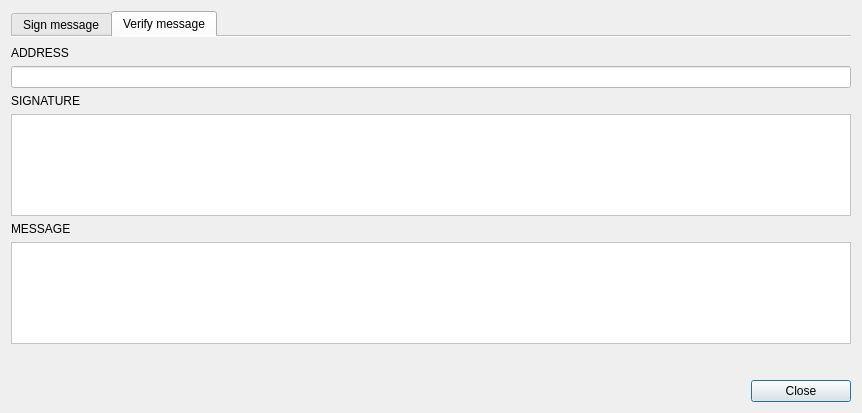
Old version of the form src/Gui/Common/SignMessageDialog.ui in the repository Karbovanets/Karbo-GUI.
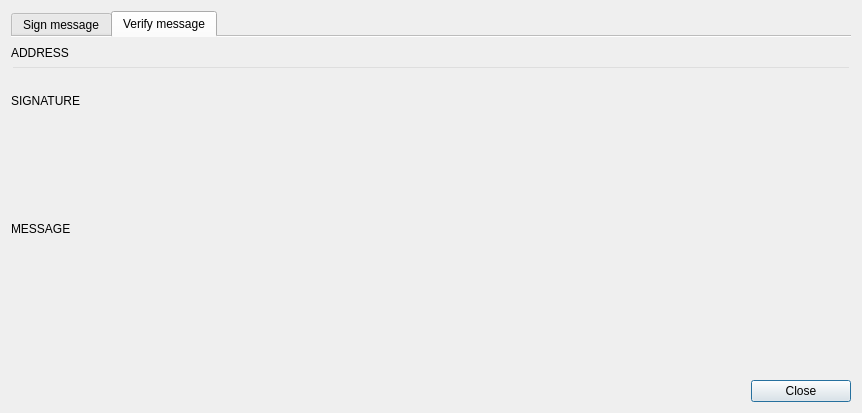
New version of the form. Icons and pictures are not drawn. Custom widgets are drawn as their Qt base class.

Diff of the .ui file:
```diff
--- a/src/Gui/Common/SignMessageDialog.ui
+++ b/src/Gui/Common/SignMessageDialog.ui
@@ -213,9 +213,6 @@
          </item>
          <item>
           <widget class="QLineEdit" name="m_addressEdit">
-           <property name="styleSheet">
-            <string notr="true">background-color: white;</string>
-           </property>
           </widget>
          </item>
          <item>
@@ -233,9 +230,6 @@
              <height>25</height>
             </size>
            </property>
-           <property name="styleSheet">
-            <string notr="true">background-color: white;</string>
-           </property>
           </widget>
          </item>
          <item>
@@ -253,9 +247,6 @@
              <height>100</height>
             </size>
            </property>
-           <property name="styleSheet">
-            <string notr="true">background-color: white;</string>
-           </property>
           </widget>
          </item>
         </layout>
```
Left out of the diff: 6 changed lines with no effect on the pictures.
